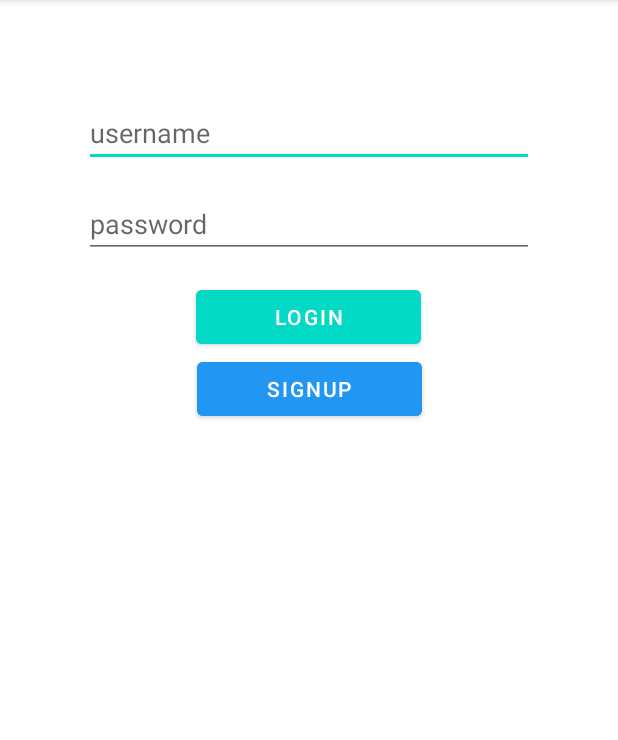
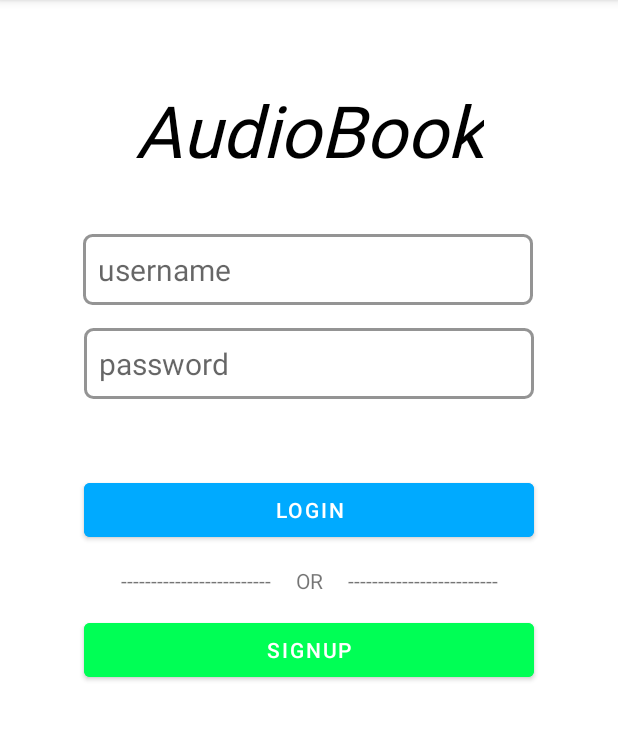
Before and after one commit to Autiobook/Autiobook, an Android app: the screen it shows after launch (LoginActivity), on a phone screen of 412 x 824 dp, the part 84-824 px from its top. Run offline under Robolectric (Android 15) with nearby library versions, the phone set to English and light mode, and no system bars; libraries missing offline, so code that uses them is left out: com.parse; 1 statement that could not run was skipped.

Commit message:
home screen styling

```diff
--- a/app/src/main/AndroidManifest.xml
+++ b/app/src/main/AndroidManifest.xml
@@ -31,6 +31,10 @@
         <activity
             android:name=".MainActivity"
             android:exported="true" />
+
+        <meta-data
+            android:name="preloaded_fonts"
+            android:resource="@array/preloaded_fonts" />
     </application>
 
 </manifest>
--- /dev/null
+++ b/app/src/main/res/drawable/etusernameborder.xml
@@ -0,0 +1,15 @@
+<?xml version="1.0" encoding="utf-8"?>
+<selector xmlns:android="http://schemas.android.com/apk/res/android"
+    android:layout_height="wrap_content"
+    android:layout_width="wrap_content">
+    <item>
+        <shape android:shape="rectangle">
+            <solid android:color="#ffffff"/>
+            <corners android:radius="5dp" />
+            <stroke
+                android:width="2dp"
+                android:color="#949494"
+                />
+        </shape>
+    </item>
+</selector>
--- a/app/src/main/res/layout/activity_login.xml
+++ b/app/src/main/res/layout/activity_login.xml
@@ -13,12 +13,15 @@
         android:id="@+id/etUsername"
         android:layout_width="300dp"
         android:layout_height="wrap_content"
-        android:layout_marginTop="50dp"
+        android:layout_marginTop="140dp"
+        android:background="@drawable/etusernameborder"
         android:ems="10"
         android:hint="username"
         android:inputType="textPersonName"
+        android:padding="10dp"
+        android:textSize="20sp"
         app:layout_constraintEnd_toEndOf="parent"
-        app:layout_constraintHorizontal_bias="0.497"
+        app:layout_constraintHorizontal_bias="0.493"
         app:layout_constraintStart_toStartOf="parent"
         app:layout_constraintTop_toTopOf="parent" />
 
@@ -27,9 +30,12 @@
         android:layout_width="300dp"
         android:layout_height="wrap_content"
         android:layout_marginTop="15dp"
+        android:background="@drawable/etusernameborder"
         android:ems="10"
         android:hint="password"
         android:inputType="textPersonName|textPassword"
+        android:padding="10dp"
+        android:textSize="20sp"
         app:layout_constraintEnd_toEndOf="parent"
         app:layout_constraintHorizontal_bias="0.497"
         app:layout_constraintStart_toStartOf="parent"
@@ -37,22 +43,48 @@
 
     <Button
         android:id="@+id/btnLogin"
-        android:layout_width="150dp"
+        android:layout_width="300dp"
         android:layout_height="wrap_content"
-        android:layout_marginTop="15dp"
-        android:backgroundTint="@color/teal_200"
+        android:layout_marginTop="50dp"
+        android:backgroundTint="#00AAFF"
         android:text="Login"
         app:layout_constraintEnd_toEndOf="parent"
-        app:layout_constraintHorizontal_bias="0.498"
+        app:layout_constraintHorizontal_bias="0.496"
         app:layout_constraintStart_toStartOf="parent"
         app:layout_constraintTop_toBottomOf="@+id/etPassword" />
 
     <Button
         android:id="@+id/btnSignup"
-        android:layout_width="150dp"
+        android:layout_width="300dp"
         android:layout_height="wrap_content"
-        android:backgroundTint="#2196F3"
+        android:layout_marginTop="45dp"
+        android:backgroundTint="#00FF55"
         android:text="Signup"
+        app:layout_constraintEnd_toEndOf="parent"
+        app:layout_constraintHorizontal_bias="0.497"
+        app:layout_constraintStart_toStartOf="parent"
+        app:layout_constraintTop_toBottomOf="@+id/btnLogin" />
+
+    <TextView
+        android:id="@+id/textView"
+        android:layout_width="wrap_content"
+        android:layout_height="wrap_content"
+        android:fontFamily="@font/sacramento"
+        android:text="AudioBook"
+        android:textColor="#000000"
+        android:textSize="48sp"
+        android:textStyle="italic"
+        app:layout_constraintBottom_toTopOf="@+id/etUsername"
+        app:layout_constraintEnd_toEndOf="parent"
+        app:layout_constraintStart_toStartOf="parent"
+        app:layout_constraintTop_toTopOf="parent" />
+
+    <TextView
+        android:id="@+id/textView2"
+        android:layout_width="wrap_content"
+        android:layout_height="wrap_content"
+        android:text="-------------------------     OR     -------------------------"
+        app:layout_constraintBottom_toTopOf="@+id/btnSignup"
         app:layout_constraintEnd_toEndOf="parent"
         app:layout_constraintStart_toStartOf="parent"
         app:layout_constraintTop_toBottomOf="@+id/btnLogin" />
--- a/app/src/main/res/mipmap-anydpi-v26/ic_launcher.xml
+++ b/app/src/main/res/mipmap-anydpi-v26/ic_launcher.xml
@@ -1,5 +1,4 @@
 <?xml version="1.0" encoding="utf-8"?>
 <adaptive-icon xmlns:android="http://schemas.android.com/apk/res/android">
-    <background android:drawable="@drawable/ic_launcher_background" />
     <foreground android:drawable="@drawable/ic_launcher_foreground" />
 </adaptive-icon>
--- a/app/src/main/res/mipmap-anydpi-v26/ic_launcher_round.xml
+++ b/app/src/main/res/mipmap-anydpi-v26/ic_launcher_round.xml
@@ -1,5 +1,4 @@
 <?xml version="1.0" encoding="utf-8"?>
 <adaptive-icon xmlns:android="http://schemas.android.com/apk/res/android">
-    <background android:drawable="@drawable/ic_launcher_background" />
-    <foreground android:drawable="@drawable/ic_launcher_foreground" />
+
 </adaptive-icon>
```
Also changed, not shown: app/src/main/res/drawable/ic_launcher_background.xml (deleted, +0 -170 lines).
